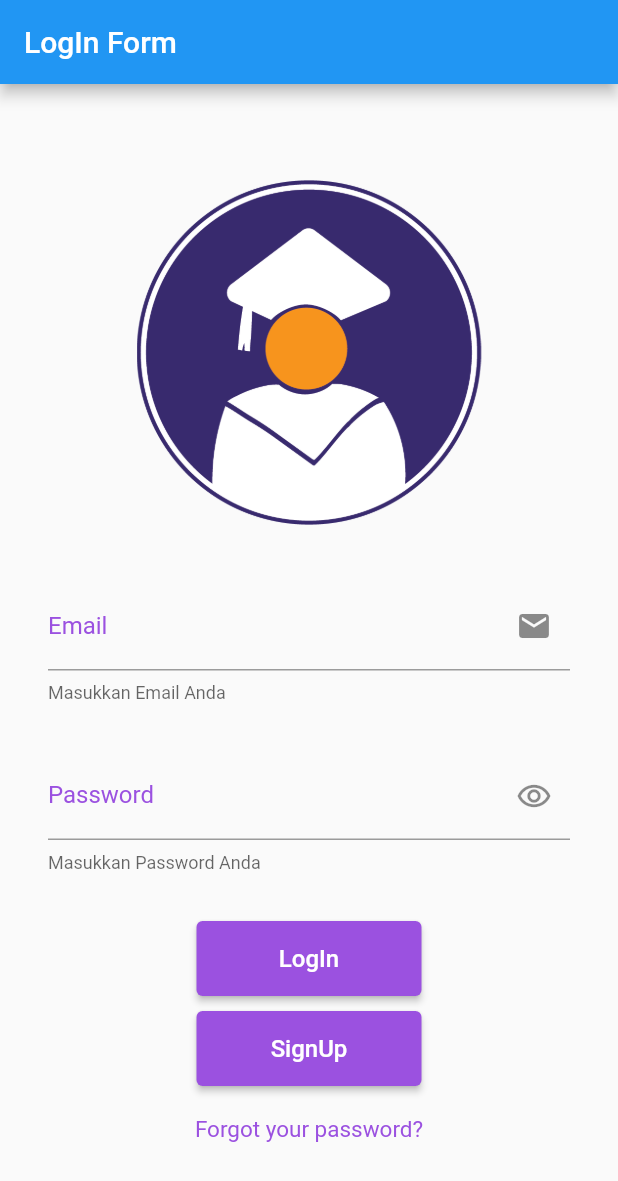
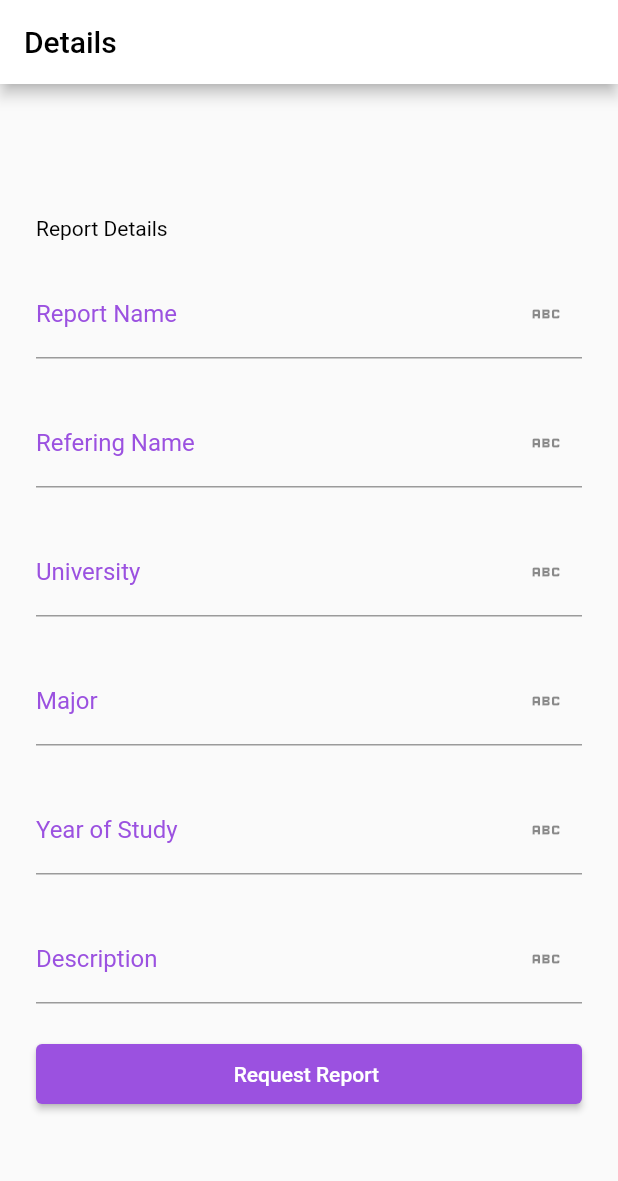
Before and after one commit to denyocrworld/hyper_ui, a Flutter app: the screen it shows after launch, on a phone screen of 412 x 824 dp. Shown: the top 1181 px of the screen. Run offline on Flutter 3.47's test engine with Material 2 defaults, Android fonts, the phone set to English and light mode, and no system bars; our stand-ins replace cached_network_image, carousel_slider, dio, file_picker, flutter_animate, flutter_image_compress and 9 more; missing offline and left inert: faker_dart.

Commit message:
menambahkan report page
membuat report page dan add report page

```diff
--- a/lib/main.dart
+++ b/lib/main.dart
@@ -1,5 +1,8 @@
+import 'package:hyper_ui/core.dart';
 import 'package:flutter/material.dart';
 import 'package:hyper_ui/module/login_form/view/login_form_view.dart';
+import 'package:hyper_ui/module/transaction_page/add_report_page.dart';
+import 'package:hyper_ui/module/transaction_page/report_page.dart';
 
 void main() async {
   WidgetsFlutterBinding.ensureInitialized();
@@ -20,7 +23,7 @@ class MainApp extends StatelessWidget {
       // navigatorKey: Get.navigatorKey,3
       debugShowCheckedModeBanner: false,
       // theme: getDefaultTheme(),
-      home: LoginFormView(),
+      home: AddReportPage(),
     );
   }
 }
--- /dev/null
+++ b/lib/module/transaction_page/add_report_page.dart
@@ -0,0 +1,104 @@
+import 'package:flutter/material.dart';
+import 'package:flutter/src/widgets/container.dart';
+import 'package:flutter/src/widgets/framework.dart';
+import '../../../core.dart';
+
+class AddReportPage extends StatefulWidget {
+  const AddReportPage({super.key});
+
+  @override
+  State<AddReportPage> createState() => _AddReportPageState();
+}
+
+class _AddReportPageState extends State<AddReportPage> {
+  @override
+  Widget build(BuildContext context) {
+    return Scaffold(
+        appBar: AppBar(
+          title: Text(
+            "Details",
+            style: TextStyle(color: Colors.black),
+          ),
+          backgroundColor: Colors.white,
+        ),
+        body: Center(
+          child: ListView(
+            shrinkWrap: true,
+            padding: EdgeInsets.only(left: 24.0, right: 24.0),
+            children: <Widget>[
+              Text(
+                "Report Details",
+                style: TextStyle(color: Colors.black),
+              ),
+              SizedBox(
+                height: 20,
+              ),
+              QTextField(
+                label: "Report Name",
+                validator: Validator.required,
+                hint: "Type report name",
+                onChanged: (value) {},
+              ),
+              SizedBox(
+                height: 15,
+              ),
+              QTextField(
+                label: "Refering Name",
+                validator: Validator.required,
+                hint: "Type Refering name",
+                onChanged: (value) {},
+              ),
+              SizedBox(
+                height: 15,
+              ),
+              QTextField(
+                label: "University",
+                validator: Validator.required,
+                hint: "Select University",
+                onChanged: (value) {},
+              ),
+              SizedBox(
+                height: 15,
+              ),
+              QTextField(
+                label: "Major",
+                validator: Validator.required,
+                hint: "Type major name",
+                onChanged: (value) {},
+              ),
+              SizedBox(
+                height: 15,
+              ),
+              QTextField(
+                label: "Year of Study",
+                validator: Validator.required,
+                hint: "Type year of study",
+                onChanged: (value) {},
+              ),
+              SizedBox(
+                height: 15,
+              ),
+              QTextField(
+                label: "Description",
+                validator: Validator.required,
+                hint: "Type description issue",
+                onChanged: (value) {},
+              ),
+              SizedBox(
+                height: 15,
+              ),
+              Container(
+                height: 40,
+                child: ElevatedButton(
+                  style: ElevatedButton.styleFrom(
+                    backgroundColor: Color(0xFF9B51E0),
+                  ),
+                  onPressed: () {},
+                  child: const Text("Request Report "),
+                ),
+              ),
+            ],
+          ),
+        ));
+  }
+}
```
Also changed, not shown: lib/core.dart (+9 -0 lines), lib/module/transaction_page/report_page.dart (added, +156 -0 lines), pubspec.lock.
